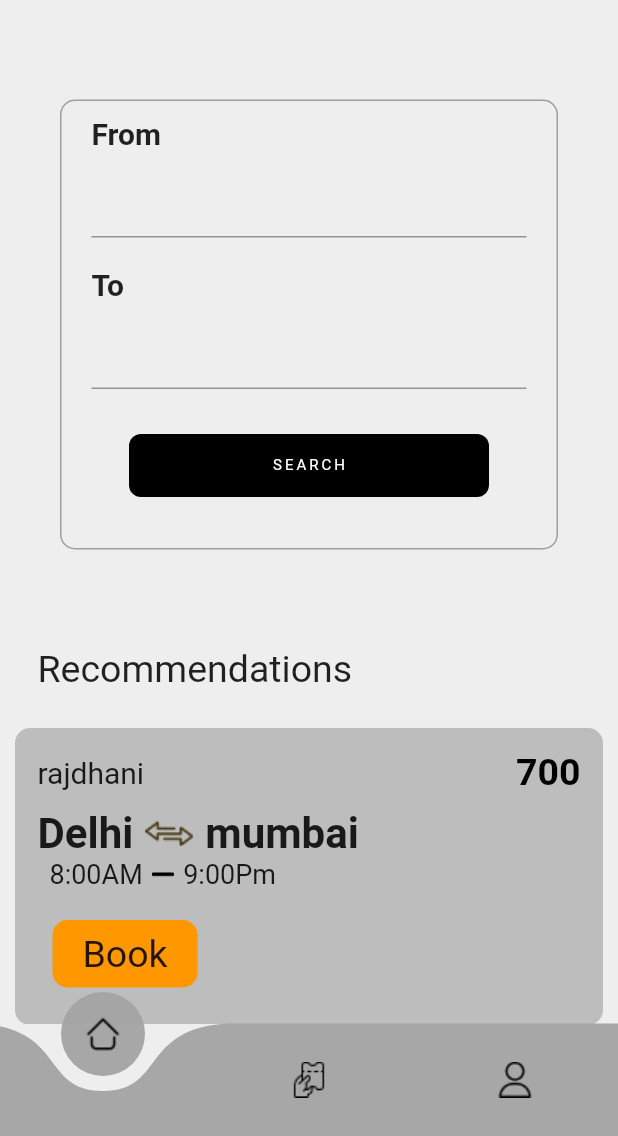
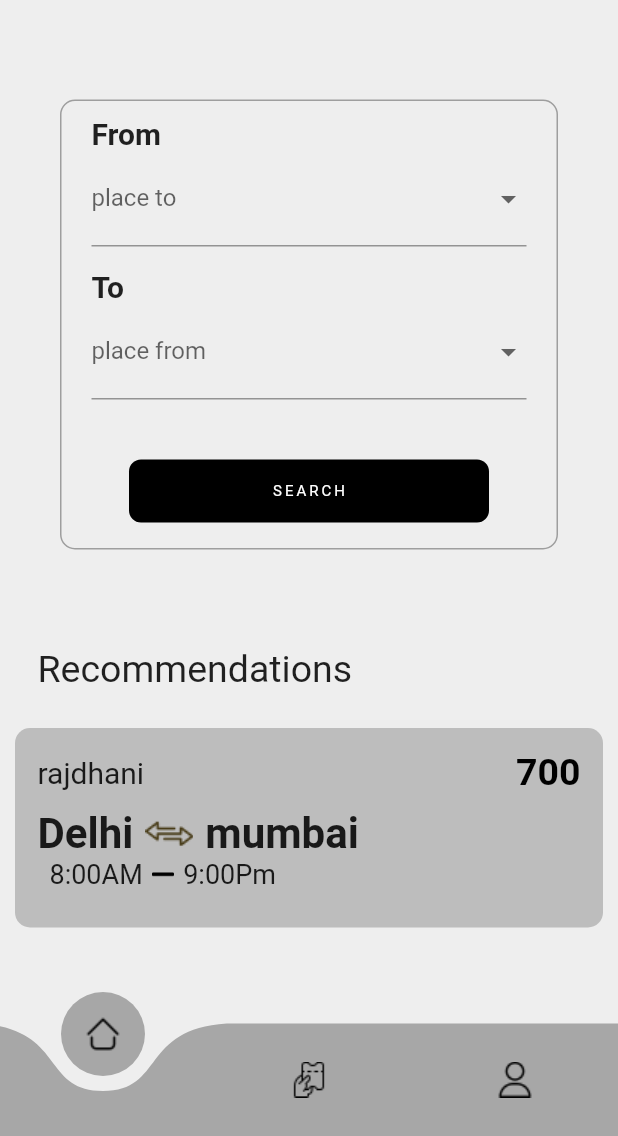
Before and after one commit to iamommangukiya/trainticketbook, a Flutter app: the screen it shows once a user with an empty profile is signed in, on a phone screen of 412 x 824 dp, the part 100-1236 px from its top. Run offline on Flutter 3.47's test engine with Material 2 defaults, Android fonts, the phone set to English and light mode, and no system bars; drawn by our look-alikes of curved_navigation_bar; our stand-ins replace cloud_firestore, date_time_picker, firebase_auth, firebase_core, firebase_dynamic_links, get and 2 more; missing offline and left inert: awesome_card, neon, ticket_widget; accounts and stored records are empty.

Commit message:
conditionaly rendering

```diff
--- a/lib/componments/liste.dart
+++ b/lib/componments/liste.dart
@@ -8,6 +8,7 @@ import 'package:flutter/src/widgets/framework.dart';
 class Listcard extends StatelessWidget {
   final String placefrom;
   final String placeto;
+  final bool visible;
   final String timestart;
   final String timeend;
 
@@ -22,7 +23,8 @@ class Listcard extends StatelessWidget {
       required this.price,
       required this.traname,
       required this.timestart,
-      required this.timeend});
+      required this.timeend,
+      required this.visible});
 
   @override
   Widget build(BuildContext context) {
@@ -99,14 +101,14 @@ class Listcard extends StatelessWidget {
                       timestart,
                       style: TextStyle(fontSize: 18),
                     ),
-                    SizedBox(
+                    const SizedBox(
                       width: 6,
                     ),
-                    Image(
+                    const Image(
                       image: AssetImage("lib/images/delete.png"),
                       width: 15,
                     ),
-                    SizedBox(
+                    const SizedBox(
                       width: 6,
                     ),
                     Text(
@@ -116,10 +118,12 @@ class Listcard extends StatelessWidget {
                   ],
                 ),
               ),
-              SizedBox(
+              const SizedBox(
                 height: 10,
               ),
-              GestureDetector(
+              Visibility(
+                visible: visible,
+                child: GestureDetector(
                   onTap: () {
                     Get.to(const Book(),
                         transition: Transition.fade,
@@ -131,9 +135,10 @@ class Listcard extends StatelessWidget {
                         color: Colors.orange,
                         borderRadius: BorderRadius.circular(10)),
                     margin: EdgeInsets.symmetric(vertical: 10, horizontal: 10),
-                  child: Text(
+                    child: const Text(
                       "Book",
                       style: TextStyle(fontSize: 25),
+                    ),
                   ),
                 ),
               ),
--- a/lib/pages/admin.dart
+++ b/lib/pages/admin.dart
@@ -154,7 +154,7 @@ class _AdminPageState extends State<AdminPage> {
                   DropdownButtonFormField<String>(
                     decoration: InputDecoration(labelText: 'place to'),
                     value: _selectedCity,
-                    items: [
+                    items: const [
                       DropdownMenuItem(
                           value: "Ahemdabad", child: Text("Ahemdabad")),
                       DropdownMenuItem(value: "Amreli", child: Text("Amreli")),
--- a/lib/pages/crrditcard.dart
+++ b/lib/pages/crrditcard.dart
@@ -43,6 +43,7 @@ class Credit_card_page extends StatelessWidget {
                   textName: 'Name',
                   textExpiry: 'MM/YY'),
               Listcard(
+                visible: false,
                 placefrom: trip!.fromcity,
                 placeto: trip!.tocity,
                 timestart: trip!.starttime,
--- a/lib/pages/result.dart
+++ b/lib/pages/result.dart
@@ -86,6 +86,7 @@ class Result_page extends StatelessWidget {
                     Get.to(Credit_card_page(trip: trip));
                   },
                   child: Listcard(
+                    visible: true,
                     placefrom: trip.fromcity,
                     placeto: trip.tocity,
                     timestart: trip.starttime,
--- a/lib/pages/serchpage.dart
+++ b/lib/pages/serchpage.dart
@@ -18,6 +18,8 @@ class Serch_page extends StatefulWidget {
 }
 
 class _Serch_pageState extends State<Serch_page> {
+  String? _selectedCity;
+  String? _fromselectedCity;
   TextEditingController _fromcontroller = TextEditingController();
   TextEditingController _tocontroller = TextEditingController();
   BottomnavigationbarController bottomnavigationbarController =
@@ -94,22 +96,74 @@ class _Serch_pageState extends State<Serch_page> {
                     "From",
                     style: TextStyle(fontSize: 20, fontWeight: FontWeight.bold),
                   ),
+                  DropdownButtonFormField<String>(
+                    decoration: InputDecoration(labelText: 'place to'),
+                    value: _selectedCity,
+                    items: const [
+                      DropdownMenuItem(
+                          value: "Ahemdabad", child: Text("Ahemdabad")),
+                      DropdownMenuItem(value: "Amreli", child: Text("Amreli")),
+                      DropdownMenuItem(
+                          value: "Bhavnagar", child: Text("Bhavnagar")),
+                      DropdownMenuItem(
+                          value: "Bharuch", child: Text("Bharuch")),
+                      DropdownMenuItem(value: "Bhuj", child: Text("Bhuj")),
+                      DropdownMenuItem(value: "Dwarka", child: Text("Dwarka")),
+
+                      DropdownMenuItem(value: "Godhra", child: Text("Godhra")),
+                      // Add more cities here
+                    ],
+                    onChanged: (value) {
+                      setState(() {
+                        _selectedCity = value.toString();
+                      });
+                    },
+                    validator: (value) {
+                      if (value == null || value.isEmpty) {
+                        return 'City field is required.';
+                      }
+                      return null;
+                    },
+                  ),
                   SizedBox(
-                    height: 10,
-                  ),
-                  TextField(controller: _tocontroller),
-                  SizedBox(
-                    height: 20,
+                    height: 15,
                   ),
                   Text(
                     "To",
                     style: TextStyle(fontSize: 20, fontWeight: FontWeight.bold),
                   ),
+                  DropdownButtonFormField<String>(
+                    decoration: InputDecoration(labelText: 'place from'),
+                    value: _fromselectedCity,
+                    items: [
+                      DropdownMenuItem(value: "Surat", child: Text("surat")),
+                      DropdownMenuItem(
+                          value: "Planpur", child: Text("palanpur")),
+                      DropdownMenuItem(value: "Mumbai", child: Text("Mumbai")),
+                      DropdownMenuItem(
+                          value: "Kanyakumari", child: Text("Kanyakumari")),
+                      DropdownMenuItem(
+                          value: "Tamilnadu", child: Text("Tamilnadu")),
+                      DropdownMenuItem(value: "MP", child: Text("Mp")),
+
+                      DropdownMenuItem(
+                          value: "Kashmir", child: Text("Kashmir")),
+                      // Add more cities here
+                    ],
+                    onChanged: (value) {
+                      setState(() {
+                        _fromselectedCity = value.toString();
+                      });
+                    },
+                    validator: (value) {
+                      if (value == null || value.isEmpty) {
+                        return 'City field is required.';
+                      }
+                      return null;
+                    },
+                  ),
                   SizedBox(
                     height: 10,
-                  ),
-                  TextField(
-                    controller: _fromcontroller,
                   ),
                   SizedBox(
                     height: 30,
@@ -117,15 +171,15 @@ class _Serch_pageState extends State<Serch_page> {
                   Center(
                     child: GestureDetector(
                       onTap: () {
-                        if (_tocontroller.text.isEmpty &&
-                            _fromcontroller.text.isEmpty) {
+                        if (_selectedCity!.isEmpty &&
+                            _fromselectedCity!.isEmpty) {
                           Get.snackbar(
                               "Enter valid details", "Empty fild not allowd");
                         } else {
                           Get.to(
                               Result_page(
-                                  inFromcity: _tocontroller.text.trim(),
-                                  intoCity: _fromcontroller.text.trim()),
+                                  inFromcity: _fromselectedCity.toString(),
+                                  intoCity: _selectedCity.toString()),
                               transition: Transition.fade,
                               duration: Duration(seconds: 1));
                         }
@@ -167,6 +221,7 @@ class _Serch_pageState extends State<Serch_page> {
               ),
             ),
             Listcard(
+              visible: false,
               placefrom: "Delhi",
               placeto: "mumbai",
               timestart: "8:00AM",
```
Lines whose indentation alone changed are shown as unchanged.
